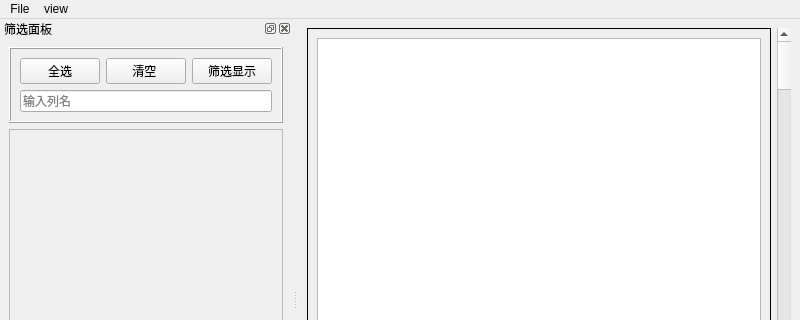
aaaaaaaawuhuan/my_csv_viewer, file mainwindow.ui: the form before one commit; both pictures show x 0 to 800 and y 0 to 320 of the 800 by 600 pixel window.
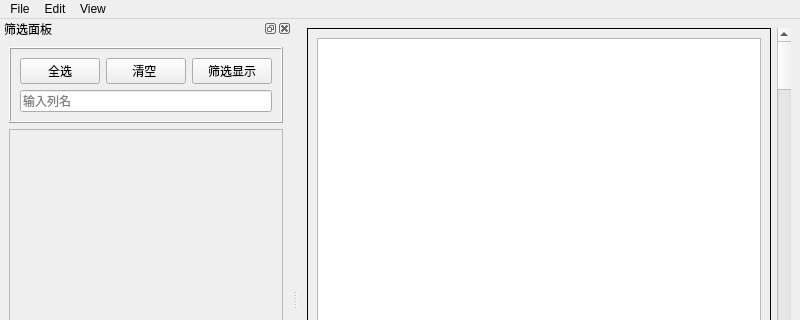
The form after the commit.

Commit message:
feat(mainwindow): 添加跳转到指定行功能
- 在 MainWindow 中添加了 on_action_goto_row_triggered() 槽函数
- 实现了 gotoRow(qint64 row) 函数用于跳转到指定行
- 在主窗口菜单中添加了"跳转到行"选项
- 优化了菜单项文本和快捷键设置

```diff
--- a/mainwindow.ui
+++ b/mainwindow.ui
@@ -55,13 +55,20 @@
     </property>
     <addaction name="action_open"/>
    </widget>
+   <widget class="QMenu" name="menuEdit">
+    <property name="title">
+     <string>Edit</string>
+    </property>
+    <addaction name="action_goto_row"/>
+   </widget>
    <widget class="QMenu" name="menuview">
     <property name="title">
-     <string>view</string>
+     <string>View</string>
     </property>
     <addaction name="action_show_select"/>
    </widget>
    <addaction name="menu"/>
+   <addaction name="menuEdit"/>
    <addaction name="menuview"/>
   </widget>
   <widget class="QStatusBar" name="statusbar"/>
```
Left out of the diff: 12 changed lines with no effect on the pictures. The commit also changes 2 other files.
